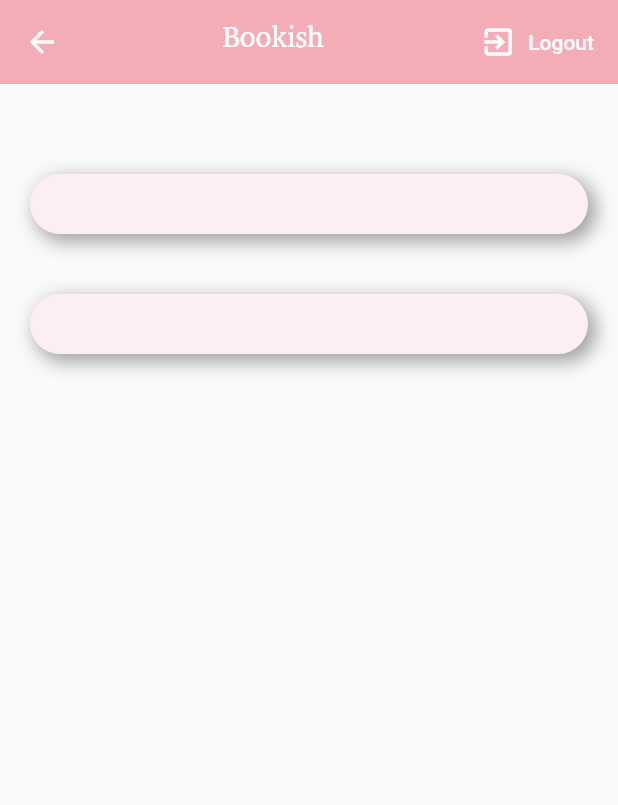
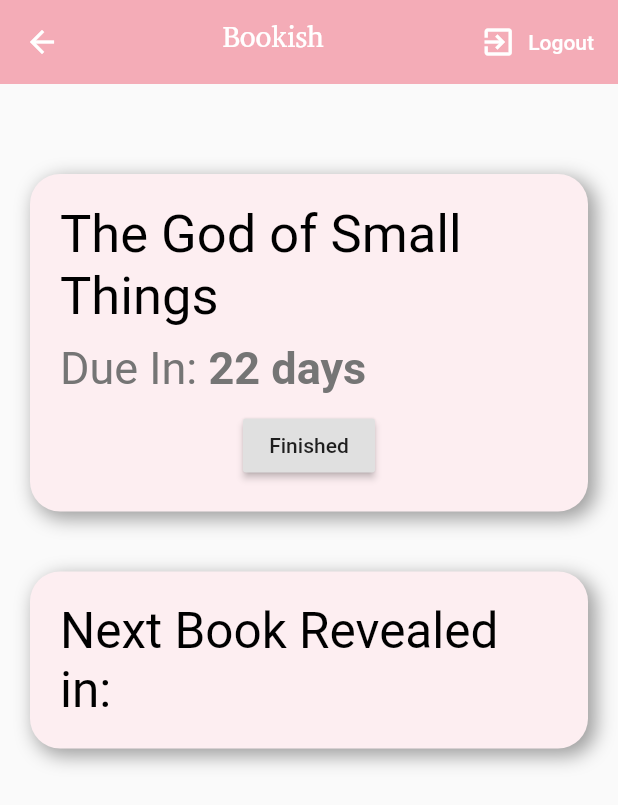
Before and after one commit to mysterio0801/Bookish, a Flutter app: the HomeScreen screen opened by its route, on a phone screen of 412 x 824 dp. Shown: the top 805 px of the screen. Run offline on Flutter 3.47's test engine with Material 2 defaults, Android fonts, the phone set to English and light mode, and no system bars; our stand-ins replace firebase_auth, firebase_core; accounts and stored records are empty.

Commit message:
homepage updated

```diff
--- a/lib/screens/home.dart
+++ b/lib/screens/home.dart
@@ -55,8 +55,31 @@ class _HomeScreenState extends State<HomeScreen> {
                 children: <Widget>[
                   Text(
                     "The God of Small Things",
-                    style: TextStyle(color: Colors.black, fontSize: 60.0),
-                  )
+                    style: TextStyle(color: Colors.black, fontSize: 35.0),
+                  ),
+                  Padding(
+                    padding: const EdgeInsets.symmetric(vertical: 10),
+                    child: Row(
+                      children: <Widget>[
+                        Text(
+                          "Due In:",
+                          style: TextStyle(
+                              color: Colors.grey[600], fontSize: 30.0),
+                        ),
+                        Text(
+                          " 22 days",
+                          style: TextStyle(
+                              color: Colors.grey[600],
+                              fontSize: 30.0,
+                              fontWeight: FontWeight.bold),
+                        ),
+                      ],
+                    ),
+                  ),
+                  RaisedButton(
+                    child: Text("Finished"),
+                    onPressed: () {},
+                  ),
                 ],
               ),
             ),
@@ -64,7 +87,10 @@ class _HomeScreenState extends State<HomeScreen> {
           Padding(
             padding: const EdgeInsets.all(20.0),
             child: OurContainer(
-              child: Text("2", style: TextStyle(color: Colors.black)),
+              child: Text(
+                "Next Book Revealed in:",
+                style: TextStyle(color: Colors.black, fontSize: 33),
+              ),
             ),
           )
         ],
--- a/lib/widgets/OurContainer.dart
+++ b/lib/widgets/OurContainer.dart
@@ -7,6 +7,7 @@ class OurContainer extends StatelessWidget {
   @override
   Widget build(BuildContext context) {
     return Container(
+      child: child,
       padding: EdgeInsets.all(20.0),
       decoration: BoxDecoration(
           color: Color(0xfffdeef1),
```
